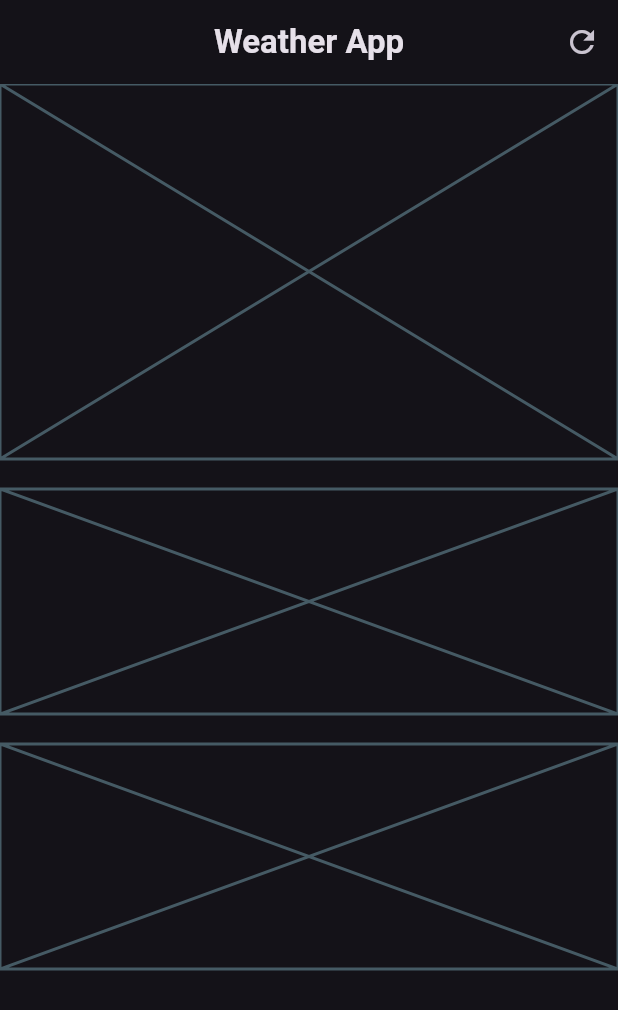
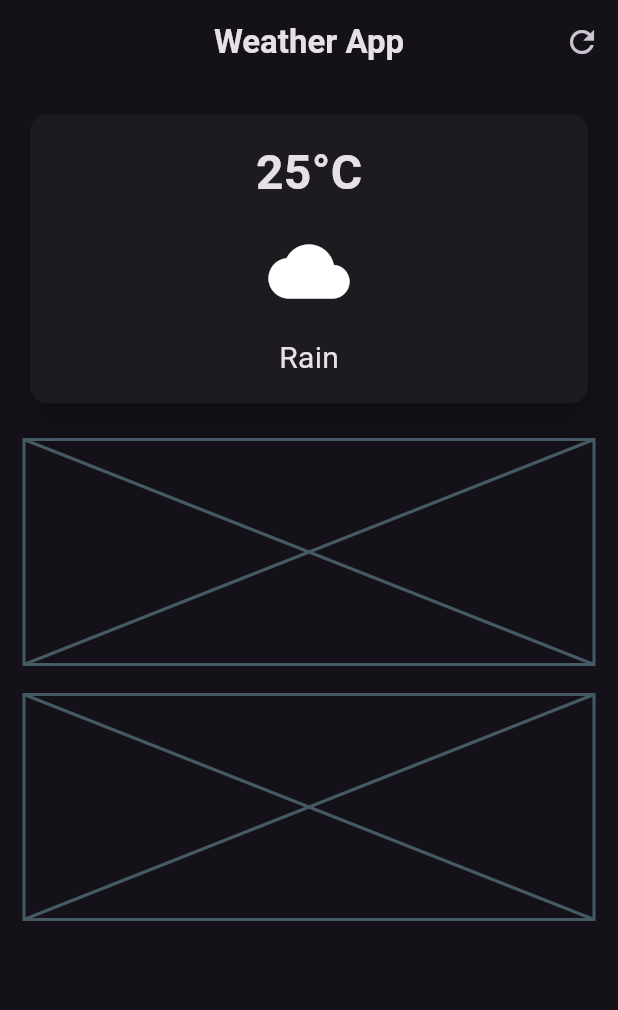
Before and after one commit to magdalenalonc/weather_app, a Flutter app: the screen it shows after launch, on a phone screen of 412 x 824 dp. Shown: the top 1010 px of the screen. Run offline on Flutter 3.47's test engine with Material 3 defaults, Android fonts, the phone set to English and light mode, and no system bars.

Commit message:
Add Card

```diff
--- a/lib/weather_screen.dart
+++ b/lib/weather_screen.dart
@@ -1,4 +1,5 @@
 import 'package:flutter/material.dart';
+import 'package:flutter/widgets.dart';
 
 class WeatherScreen extends StatelessWidget {
   const WeatherScreen({super.key});
@@ -21,11 +22,40 @@ class WeatherScreen extends StatelessWidget {
           ),
         ],
       ),
-      body: Column(
+      body: Padding(
+        padding: const EdgeInsets.all(16.0),
+        child: Column(
           children: [
             // main card
-          const Placeholder(
-            fallbackHeight: 250,
+            SizedBox(
+              width: double.infinity,
+              child: Card(
+                elevation: 10,
+                child: Padding(
+                  padding: const EdgeInsets.all(16.0),
+                  child: Column(
+                    children: [
+                      Text(
+                        '25°C',
+                        style: TextStyle(
+                          fontSize: 32,
+                          fontWeight: FontWeight.bold,
+                        ),
+                      ),
+                      const SizedBox(height: 16),
+                      Icon(
+                        Icons.cloud,
+                        size: 54,
+                      ),
+                      const SizedBox(height: 16),
+                      Text(
+                        'Rain',
+                        style: TextStyle(fontSize: 20),
+                      ),
+                    ],
+                  ),
+                ),
+              ),
             ),
             const SizedBox(height: 20),
             // weather forecast cards
@@ -39,6 +69,7 @@ class WeatherScreen extends StatelessWidget {
             ),
           ],
         ),
+      ),
     );
   }
 }
```
Lines whose indentation alone changed are shown as unchanged.
